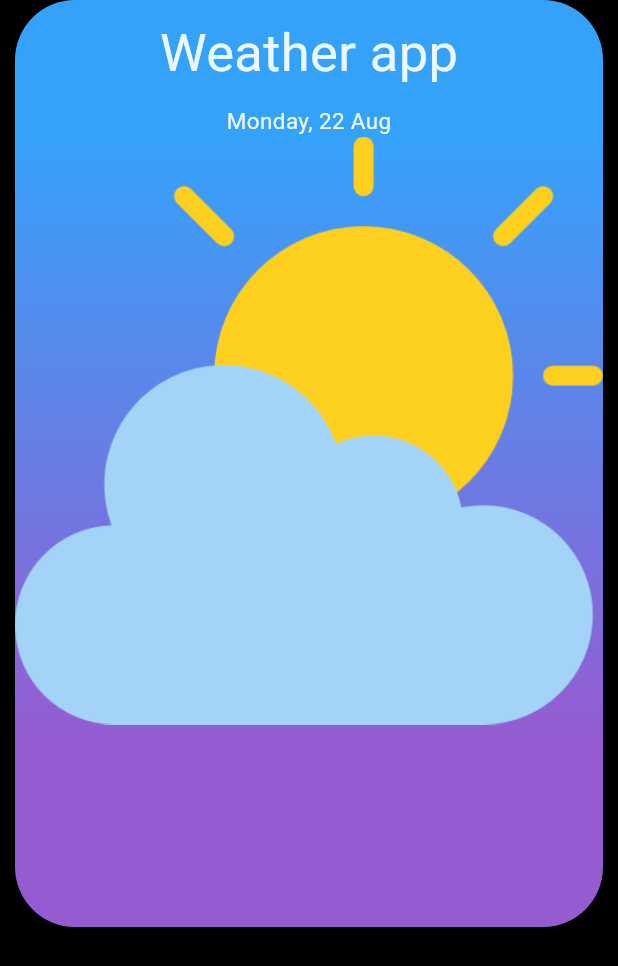
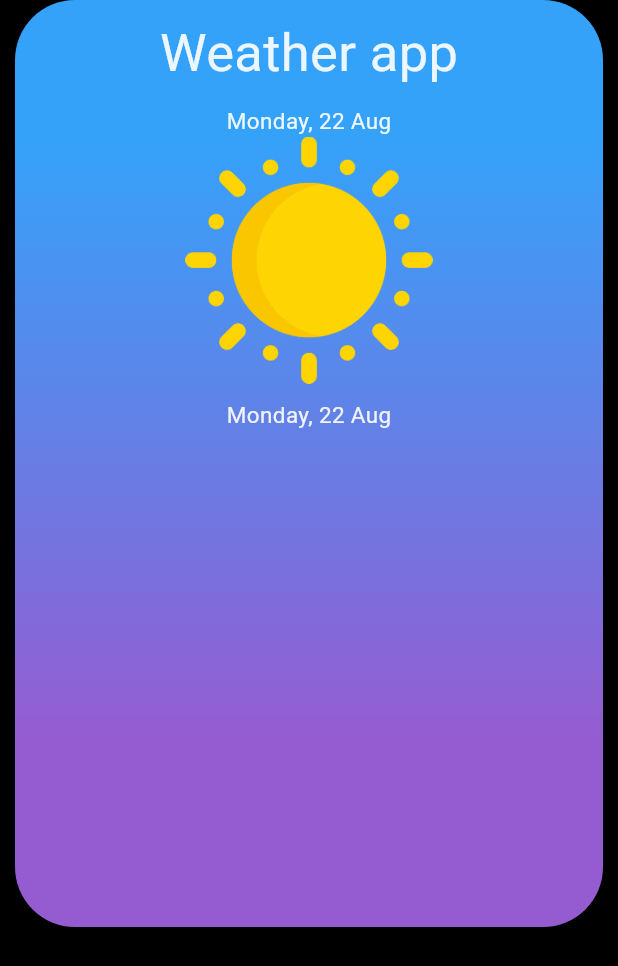
Before and after one commit to fisforfaheem/simple_weather_app, a Flutter app: the screen it shows after launch, on a phone screen of 412 x 824 dp. Shown: the top 966 px of the screen. Run offline on Flutter 3.47's test engine with Material 2 defaults, Android fonts, the phone set to English and light mode, and no system bars; our stand-ins replace google_fonts; Roboto replaces fonts that are missing (Hubballi).

Commit message:
Add images and remove old fonts

```diff
--- a/lib/homepage.dart
+++ b/lib/homepage.dart
@@ -53,7 +53,20 @@ class MyHomePage extends StatelessWidget {
                       fontSize: 15,
                     ),
                   ),
-                  Image.asset('assets/img/cloudy.png'),
+                  Image.asset(
+                    'assets/img/sunny.png',
+                    width: size.width * 0.4,
+                  ),
+                  const SizedBox(
+                    height: 10,
+                  ),
+                  Text(
+                    'Monday, 22 Aug',
+                    style: GoogleFonts.hubballi(
+                      color: Colors.white.withOpacity(0.9),
+                      fontSize: 15,
+                    ),
+                  ),
                 ],
               ),
             ),
```
Also changed, not shown: assets/fonts/Hubballi.ttf (deleted), assets/fonts/MavenPro.ttf (deleted), assets/img/sunny.png (added).
